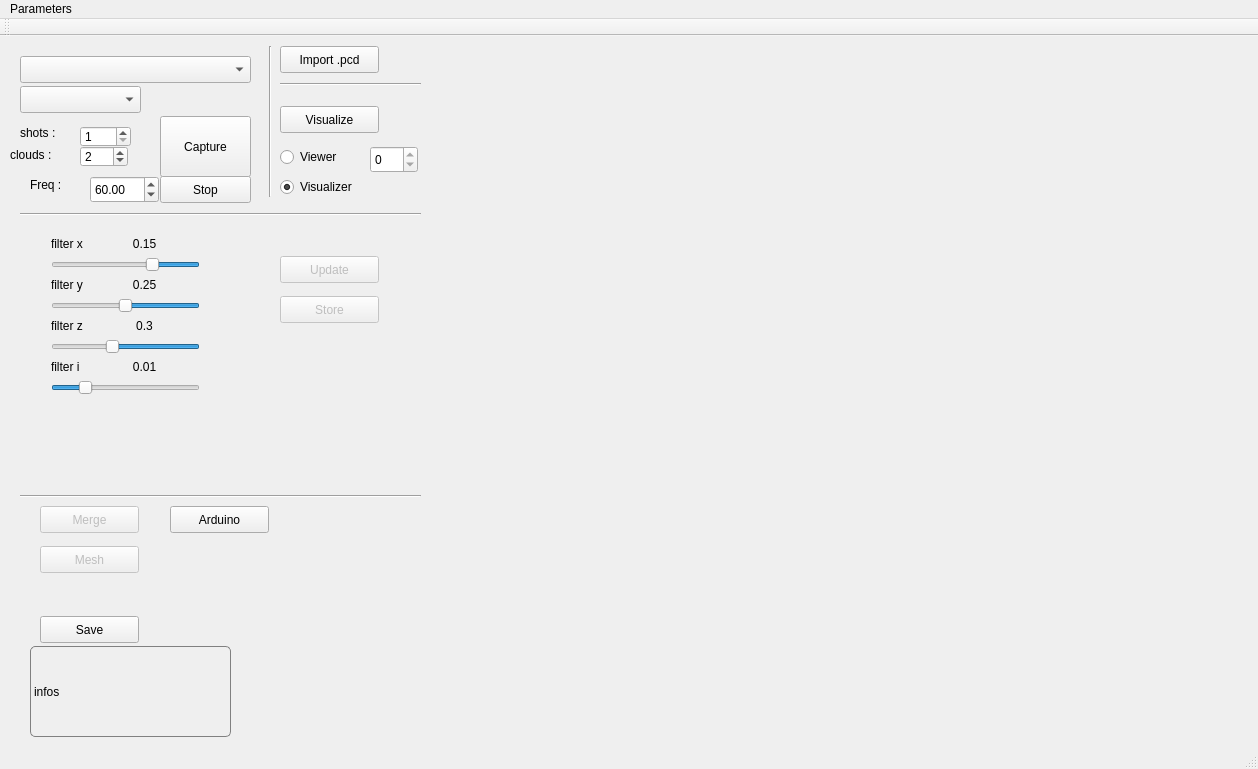
Qt form Software/code/under_classes/tofUcblApp/mainwindow.ui (yanik-porto/3DfromTOF) before a commit.
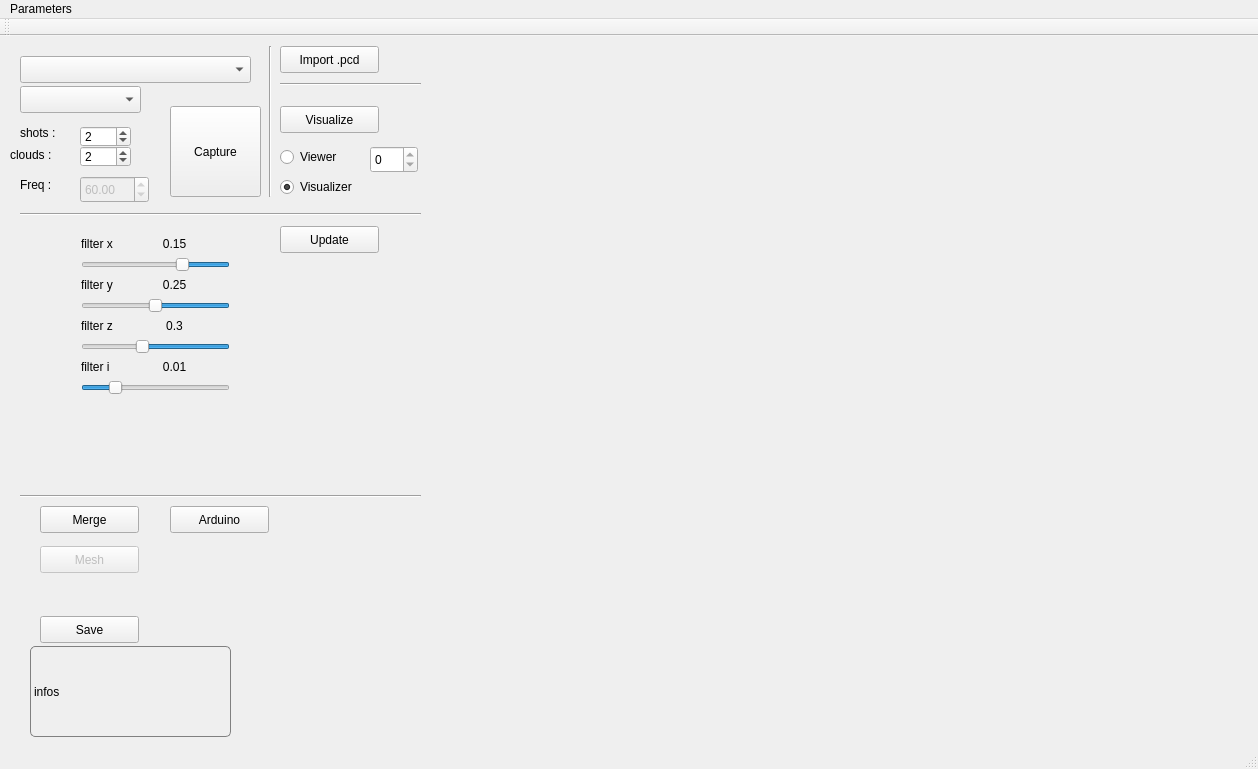
The same form after that commit. Custom widgets are drawn as their Qt base class.

Diff of the .ui file:
```diff
--- a/Software/code/under_classes/tofUcblApp/mainwindow.ui
+++ b/Software/code/under_classes/tofUcblApp/mainwindow.ui
@@ -27,10 +27,10 @@
    <widget class="QPushButton" name="pushButton_capture">
     <property name="geometry">
      <rect>
-      <x>160</x>
-      <y>80</y>
+      <x>170</x>
+      <y>70</y>
       <width>91</width>
-      <height>61</height>
+      <height>91</height>
      </rect>
     </property>
     <property name="text">
@@ -52,6 +52,9 @@
     <property name="maximum">
      <number>1000</number>
     </property>
+    <property name="value">
+     <number>2</number>
+    </property>
    </widget>
    <widget class="QPushButton" name="pushButton_visu">
     <property name="geometry">
@@ -176,38 +179,6 @@
      </rect>
     </property>
    </widget>
-   <widget class="QPushButton" name="pushButton_filter">
-    <property name="enabled">
-     <bool>false</bool>
-    </property>
-    <property name="geometry">
-     <rect>
-      <x>280</x>
-      <y>220</y>
-      <width>99</width>
-      <height>27</height>
-     </rect>
-    </property>
-    <property name="text">
-     <string>Update</string>
-    </property>
-   </widget>
-   <widget class="QPushButton" name="pushButton_store">
-    <property name="enabled">
-     <bool>false</bool>
-    </property>
-    <property name="geometry">
-     <rect>
-      <x>280</x>
-      <y>260</y>
-      <width>99</width>
-      <height>27</height>
-     </rect>
-    </property>
-    <property name="text">
-     <string>Store</string>
-    </property>
-   </widget>
    <widget class="Line" name="line_3">
     <property name="geometry">
      <rect>
@@ -223,7 +194,7 @@
    </widget>
    <widget class="QPushButton" name="pushButton_merge">
     <property name="enabled">
-     <bool>false</bool>
+     <bool>true</bool>
     </property>
     <property name="geometry">
      <rect>
@@ -266,7 +237,7 @@
    <widget class="QWidget" name="layoutWidget">
     <property name="geometry">
      <rect>
-      <x>40</x>
+      <x>70</x>
       <y>190</y>
       <width>171</width>
       <height>251</height>
@@ -446,23 +417,13 @@
      <enum>Qt::Horizontal</enum>
     </property>
    </widget>
-   <widget class="QPushButton" name="pushButton_stop">
-    <property name="geometry">
-     <rect>
-      <x>160</x>
-      <y>140</y>
-      <width>91</width>
-      <height>27</height>
-     </rect>
-    </property>
-    <property name="text">
-     <string>Stop</string>
-    </property>
-   </widget>
    <widget class="QDoubleSpinBox" name="doubleSpinBox_freq">
+    <property name="enabled">
+     <bool>false</bool>
+    </property>
     <property name="geometry">
      <rect>
-      <x>90</x>
+      <x>80</x>
       <y>140</y>
       <width>69</width>
       <height>27</height>
@@ -478,7 +439,7 @@
    <widget class="QLabel" name="label_2">
     <property name="geometry">
      <rect>
-      <x>30</x>
+      <x>20</x>
       <y>140</y>
       <width>67</width>
       <height>17</height>
@@ -506,7 +467,7 @@
      <rect>
       <x>80</x>
       <y>110</y>
-      <width>48</width>
+      <width>51</width>
       <height>21</height>
      </rect>
     </property>
@@ -546,6 +507,19 @@
      <string>Arduino</string>
     </property>
    </widget>
+   <widget class="QPushButton" name="pushButton_filter">
+    <property name="geometry">
+     <rect>
+      <x>280</x>
+      <y>190</y>
+      <width>99</width>
+      <height>27</height>
+     </rect>
+    </property>
+    <property name="text">
+     <string>Update</string>
+    </property>
+   </widget>
   </widget>
   <widget class="QMenuBar" name="menuBar">
    <property name="geometry">
```
